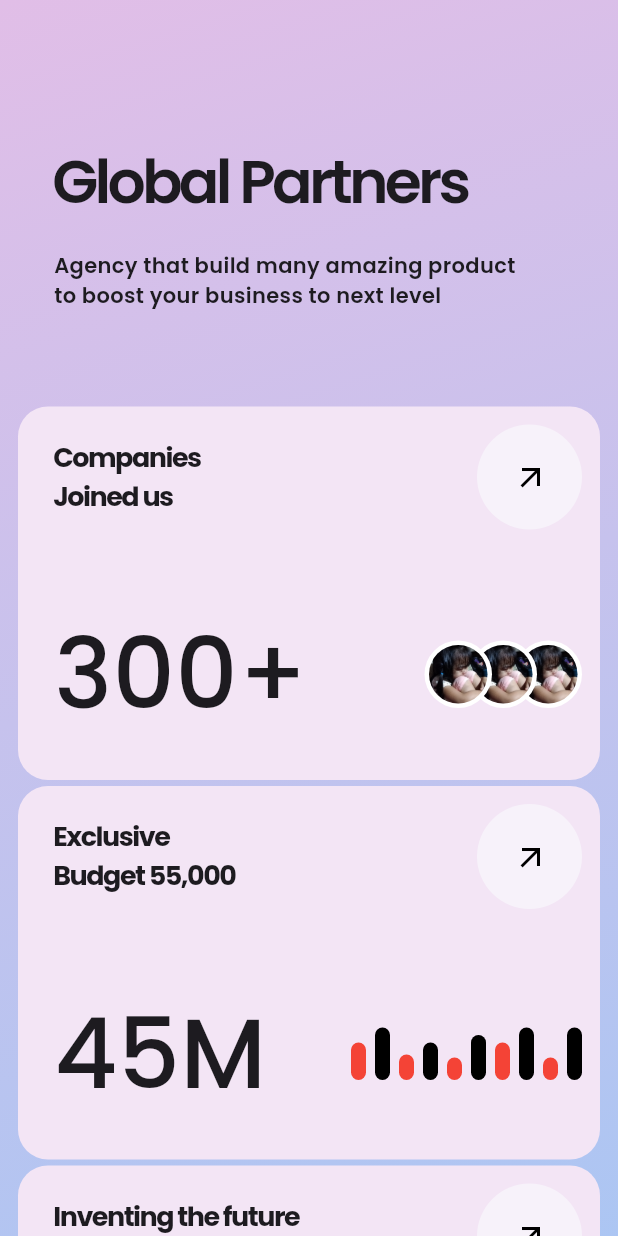
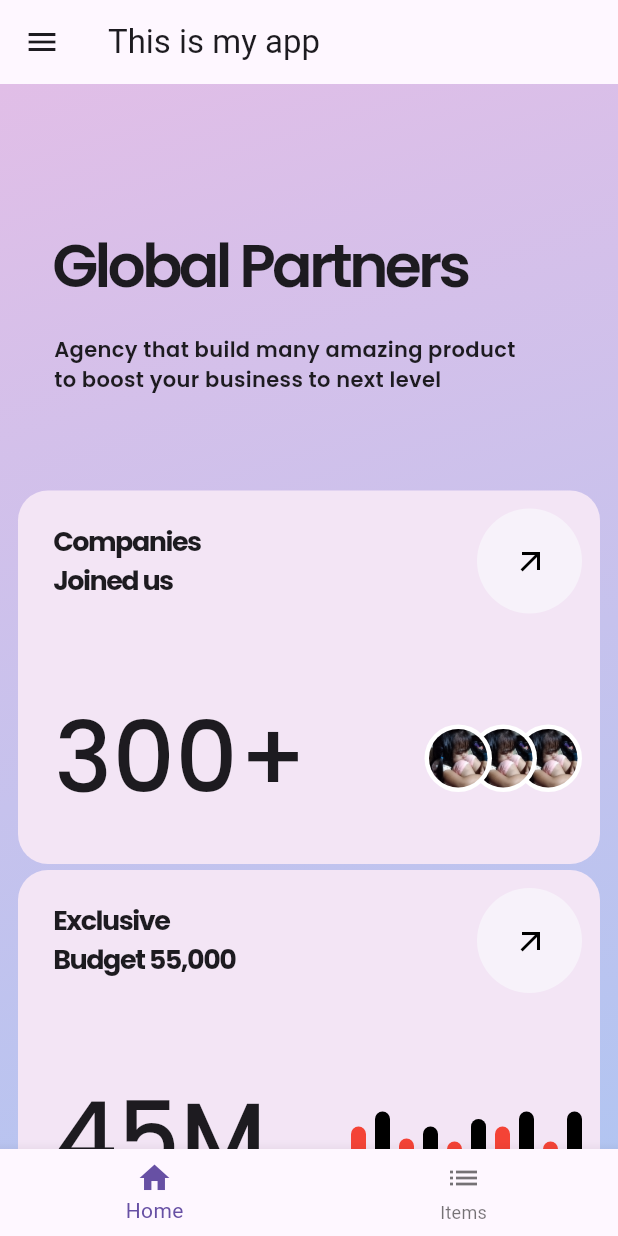
Before and after one commit to Michael-Gatmaitan/practice-flutter, a Flutter app: the screen it shows after launch, on a phone screen of 412 x 824 dp. Run offline on Flutter 3.47's test engine with Material 3 defaults, Android fonts, the phone set to English and light mode, and no system bars; our stand-ins replace graphql_flutter; project files that could hold a hidden picture were left out.

Commit message:
UI for item list created.

```diff
--- a/lib/graphql/graphql_service.dart
+++ b/lib/graphql/graphql_service.dart
@@ -5,7 +5,7 @@ class GraphQLService {
   // static final HttpLink httpLink = HttpLink("http://localhost:4000/graphql");
   static final HttpLink httpLink = HttpLink(
     // "http://192.168.100.9:4000/graphql",
-    "http://192.168.68.66:4000/graphql",
+    "http://192.168.100.9:4000/graphql",
   );
   static ValueNotifier<GraphQLClient> client = ValueNotifier(
     GraphQLClient(link: httpLink, cache: GraphQLCache()),
--- a/lib/main.dart
+++ b/lib/main.dart
@@ -1,6 +1,7 @@
 // import 'package:flutter/foundation.dart';
 import 'package:flutter/material.dart';
 import 'package:newflutter/components/forms.dart';
+import 'package:newflutter/routes/customers/customers.dart';
 import 'components/custom_card.dart';
 import 'components/counter_state.dart';
 // import 'routes/about.dart';
@@ -40,11 +41,11 @@ class MyApp extends StatelessWidget {
     return GraphQLProvider(
       client: GraphQLService.client,
       child: MaterialApp(
-        // home: ItemListScreen(),
         home: Home(),
         routes: {
           "/items": (ctx) => ItemListScreen(),
           "/item": (ctx) => ItemById(),
+          "/customers": (ctx) => CustomersScreen(),
         },
       ),
     );
@@ -106,16 +107,59 @@ class Card2BottomRightWidgetBar extends StatelessWidget {
   }
 }
 
-class Home extends StatelessWidget {
+class Home extends StatefulWidget {
   const Home({super.key});
+
+  @override
+  State<Home> createState() => _HomeState();
+}
+
+class _HomeState extends State<Home> {
+  int _selectedIndex = 0;
+
+  void _onItemTapped(int index) {
+    setState(() {
+      _selectedIndex = index;
+    });
+
+    // if (index == 1) {
+    //     Navigator.pushNamed(context, '/items-list');
+    //   }
+    // }
+  }
 
   @override
   Widget build(BuildContext context) {
     return Scaffold(
-      // appBar: AppBar(
-      //   title: Text("This is my app"),
-      //   backgroundColor: Colors.transparent,
-      // ),
+      appBar: AppBar(title: Text("This is my app")),
+      bottomNavigationBar: BottomNavigationBar(
+        currentIndex: _selectedIndex,
+        onTap: _onItemTapped,
+        items: [
+          BottomNavigationBarItem(icon: Icon(Icons.home), label: "Home"),
+          BottomNavigationBarItem(icon: Icon(Icons.list), label: "Items"),
+        ],
+      ),
+      drawer: Drawer(
+        child: ListView(
+          padding: EdgeInsets.zero,
+          children: [
+            DrawerHeader(
+              child: Text(
+                "Drawer Header",
+                style: TextStyle(fontSize: 24, color: Colors.black),
+              ),
+            ),
+            ListTile(
+              leading: Icon(Icons.account_circle),
+              title: Text("Profile"),
+              onTap: () {
+                Navigator.pop(context);
+              },
+            ),
+          ],
+        ),
+      ),
       body: SingleChildScrollView(
         child: Container(
           decoration: BoxDecoration(
@@ -235,6 +279,12 @@ class Home extends StatelessWidget {
                     },
                     child: Text("Items"),
                   ),
+                  ElevatedButton(
+                    onPressed: () {
+                      Navigator.pushNamed(context, "/customers");
+                    },
+                    child: Text("Customers"),
+                  ),
                 ],
               ),
               CounterState(),
--- a/pubspec.yaml
+++ b/pubspec.yaml
@@ -33,11 +33,13 @@ dependencies:
   graphql_flutter: ^5.1.2
   hive_flutter: ^1.1.0
   path_provider: ^2.0.15
+  # flutter_barcode_scanner: ^2.0.0
 
   # The following adds the Cupertino Icons font to your application.
   # Use with the CupertinoIcons class for iOS style icons.
   cupertino_icons: ^1.0.8
   http: ^1.3.0
+  mobile_scanner: ^6.0.7
 
 dev_dependencies:
   flutter_test:
```
Also changed, not shown: lib/routes/customers/customers.dart (+24 -2 lines), lib/routes/items/items.dart (+83 -16 lines), pubspec.lock, 2 other files.
